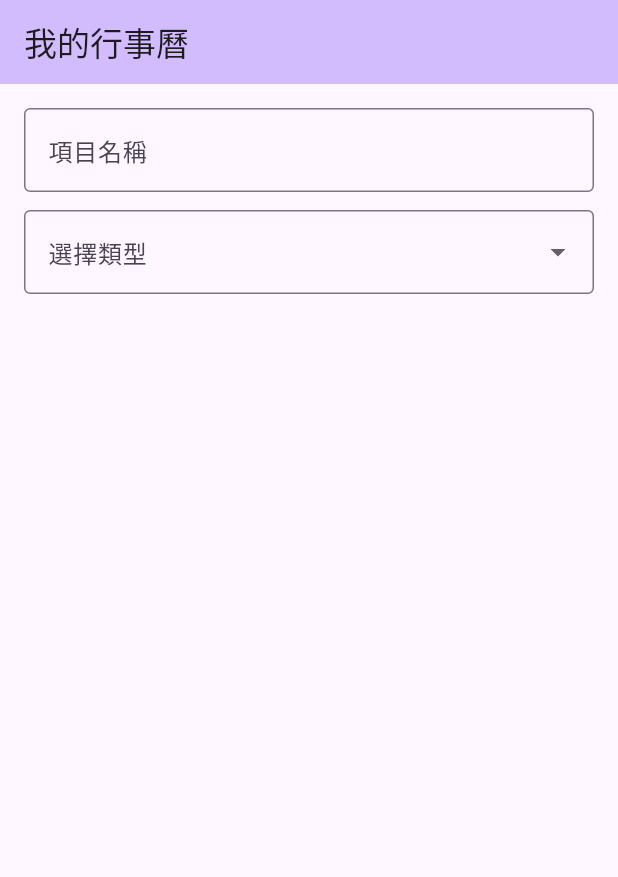
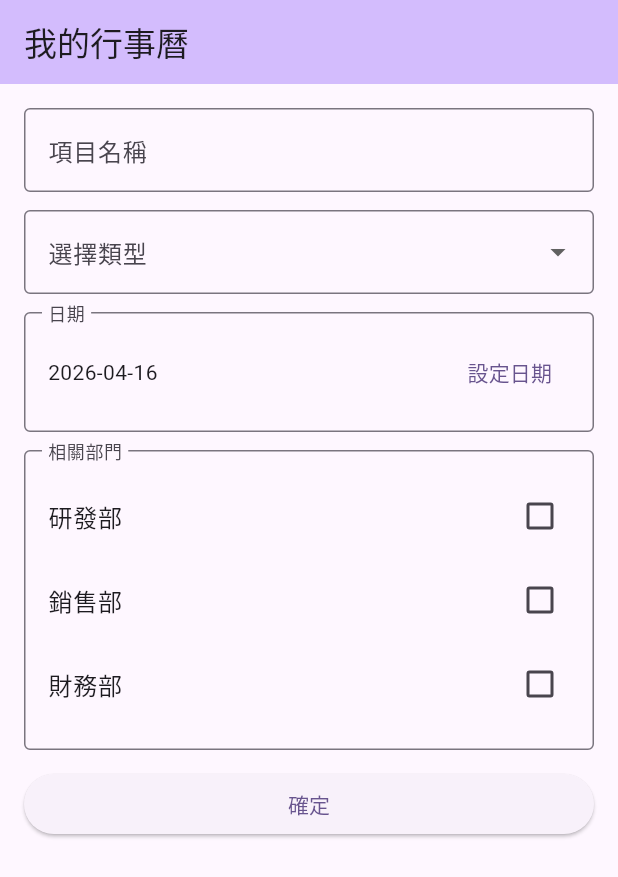
Before and after one commit to git9/app, a Flutter app: the screen it shows after launch, on a phone screen of 412 x 824 dp. Shown: the top 877 px of the screen. Run offline on Flutter 3.47's test engine with Material 3 defaults, Android fonts, the phone set to English and light mode, and no system bars; missing offline and left inert: flutter_picker_plus.

Commit message:
完成app全部功能

```diff
--- a/lib/main.dart
+++ b/lib/main.dart
@@ -1,4 +1,5 @@
 import 'package:flutter/material.dart';
+import 'package:flutter_picker_plus/flutter_picker_plus.dart';
 
 void main() {
   runApp(const MyApp());
@@ -30,6 +31,58 @@ class _MyHomePageState extends State<MyHomePage> {
   final TextEditingController _itemNameController = TextEditingController();
   final List<String> _typeOptions = ['會議', '專案討論', '聯絡客戶'];
   String? _selectedType;
+  DateTime _selectedDate = DateTime.now();
+  bool _isRdChecked = false;
+  bool _isSalesChecked = false;
+  bool _isFinanceChecked = false;
+  bool _hasSubmitted = false;
+  String _submittedItemName = '';
+  String _submittedType = '';
+  String _submittedDate = '';
+  String _submittedDepartments = '';
+
+  String _formatDate(DateTime date) {
+    final year = date.year.toString().padLeft(4, '0');
+    final month = date.month.toString().padLeft(2, '0');
+    final day = date.day.toString().padLeft(2, '0');
+    return '$year-$month-$day';
+  }
+
+  void _showDatePicker() {
+    Picker(
+      adapter: DateTimePickerAdapter(
+        type: PickerDateTimeType.kYMD,
+        value: _selectedDate,
+        minValue: DateTime(2000, 1, 1),
+        maxValue: DateTime(2100, 12, 31),
+      ),
+      title: const Text('選擇日期'),
+      onConfirm: (Picker picker, List<int> value) {
+        final pickedDate = (picker.adapter as DateTimePickerAdapter).value;
+        if (pickedDate != null) {
+          setState(() {
+            _selectedDate = pickedDate;
+          });
+        }
+      },
+    ).showModal(context);
+  }
+
+  void _submitForm() {
+    final departments = <String>[];
+    if (_isRdChecked) departments.add('研發部');
+    if (_isSalesChecked) departments.add('銷售部');
+    if (_isFinanceChecked) departments.add('財務部');
+
+    setState(() {
+      _submittedItemName =
+          _itemNameController.text.trim().isEmpty ? '未填寫' : _itemNameController.text.trim();
+      _submittedType = _selectedType ?? '未選擇';
+      _submittedDate = _formatDate(_selectedDate);
+      _submittedDepartments = departments.isEmpty ? '未選擇' : departments.join('、');
+      _hasSubmitted = true;
+    });
+  }
 
   @override
   void dispose() {
@@ -79,10 +132,95 @@ class _MyHomePageState extends State<MyHomePage> {
                   });
                 },
               ),
+              const SizedBox(height: 12),
+              InputDecorator(
+                decoration: const InputDecoration(
+                  labelText: '日期',
+                  border: OutlineInputBorder(),
+                ),
+                child: Row(
+                  mainAxisAlignment: MainAxisAlignment.spaceBetween,
+                  children: [
+                    Text(_formatDate(_selectedDate)),
+                    TextButton(
+                      onPressed: _showDatePicker,
+                      child: const Text('設定日期'),
+                    ),
+                  ],
+                ),
+              ),
+              const SizedBox(height: 12),
+              InputDecorator(
+                decoration: const InputDecoration(
+                  labelText: '相關部門',
+                  border: OutlineInputBorder(),
+                ),
+                child: Column(
+                  children: [
+                    CheckboxListTile(
+                      contentPadding: EdgeInsets.zero,
+                      title: const Text('研發部'),
+                      value: _isRdChecked,
+                      onChanged: (value) {
+                        setState(() {
+                          _isRdChecked = value ?? false;
+                        });
+                      },
+                    ),
+                    CheckboxListTile(
+                      contentPadding: EdgeInsets.zero,
+                      title: const Text('銷售部'),
+                      value: _isSalesChecked,
+                      onChanged: (value) {
+                        setState(() {
+                          _isSalesChecked = value ?? false;
+                        });
+                      },
+                    ),
+                    CheckboxListTile(
+                      contentPadding: EdgeInsets.zero,
+                      title: const Text('財務部'),
+                      value: _isFinanceChecked,
+                      onChanged: (value) {
+                        setState(() {
+                          _isFinanceChecked = value ?? false;
+                        });
+                      },
+                    ),
+                  ],
+                ),
+              ),
+              const SizedBox(height: 12),
+              SizedBox(
+                width: double.infinity,
+                child: ElevatedButton(
+                  onPressed: _submitForm,
+                  child: const Text('確定'),
+                ),
+              ),
+              const SizedBox(height: 12),
+              if (_hasSubmitted)
+                Container(
+                  width: double.infinity,
+                  padding: const EdgeInsets.all(12),
+                  decoration: BoxDecoration(
+                    border: Border.all(color: Theme.of(context).colorScheme.outline),
+                    borderRadius: BorderRadius.circular(8),
+                  ),
+                  child: Column(
+                    crossAxisAlignment: CrossAxisAlignment.start,
+                    children: [
+                      Text('項目名稱：$_submittedItemName'),
+                      Text('類型：$_submittedType'),
+                      Text('日期：$_submittedDate'),
+                      Text('相關部門：$_submittedDepartments'),
+                    ],
+                  ),
+                ),
             ],
           ),
-          ),
         ),
+      ),
     );
   }
 }
--- a/pubspec.yaml
+++ b/pubspec.yaml
@@ -34,6 +34,7 @@ dependencies:
   # The following adds the Cupertino Icons font to your application.
   # Use with the CupertinoIcons class for iOS style icons.
   cupertino_icons: ^1.0.8
+  flutter_picker_plus: ^1.5.6
 
 dev_dependencies:
   flutter_test:
```
Also changed, not shown: pubspec.lock.
